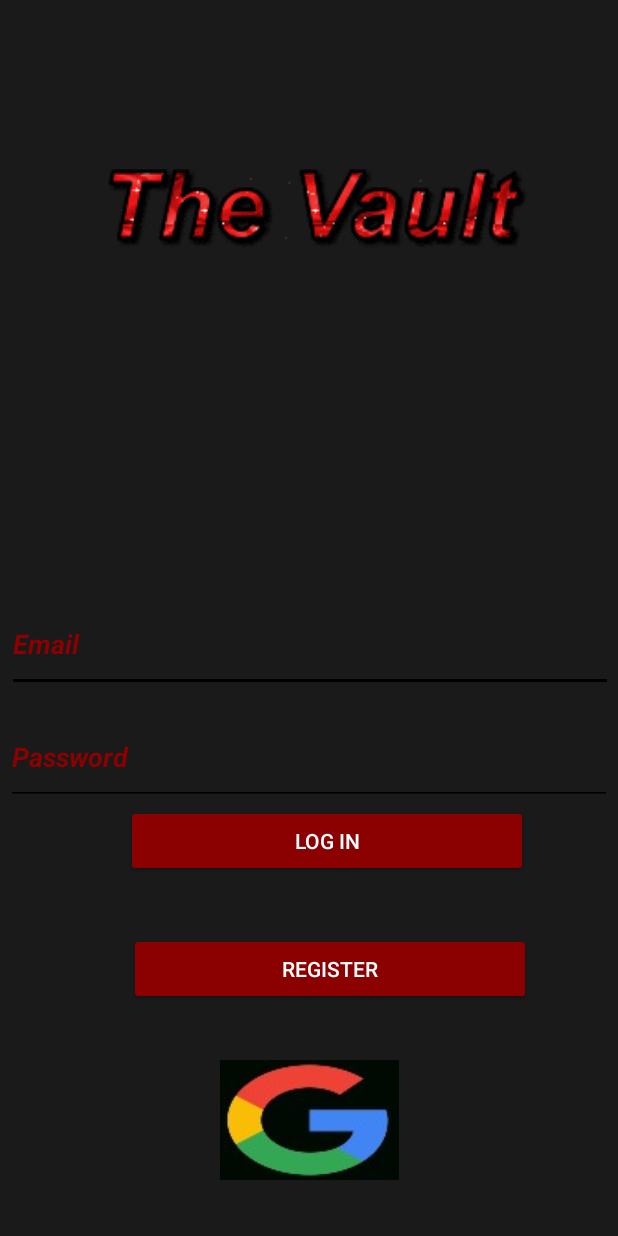
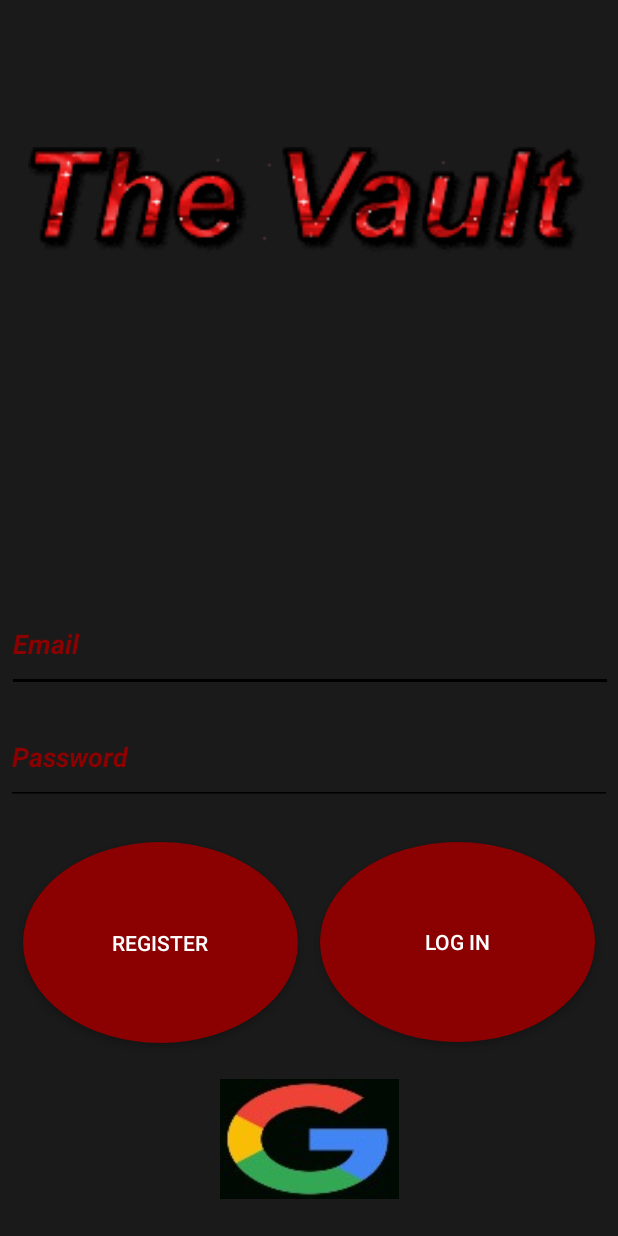
Before and after one commit to AnteZovko23/Senior-Design_Vault-Application, an Android app: the screen it shows after launch (LoginActivity), on a phone screen of 412 x 824 dp. Run offline under Robolectric (Android 15) with nearby library versions, the phone set to English and light mode, and no system bars; our stand-ins replace Firebase (no records; nobody signed in at launch, a user with empty details on screens opened directly).

Commit message:
Updated Login Page Design

```diff
--- a/Android Application with Webviews/app/src/main/java/com/example/webviewtest/LoginActivity.java
+++ b/Android Application with Webviews/app/src/main/java/com/example/webviewtest/LoginActivity.java
@@ -15,7 +15,10 @@ import android.text.TextUtils;
 import android.util.Log;
 import android.util.Patterns;
 import android.view.View;
+import android.view.animation.Animation;
+import android.view.animation.AnimationUtils;
 import android.widget.Button;
+import android.widget.LinearLayout;
 import android.widget.Toast;
 
 import com.example.webviewtest.databinding.ActivityLoginBinding;
@@ -275,4 +278,12 @@ public class LoginActivity extends AppCompatActivity {
         Intent intent = new Intent(this, MainActivity.class);
         startActivity(intent);
     }
+
+    private void runFadeAnimation() {
+        Animation a = AnimationUtils.loadAnimation(this, R.anim.slideinbottom);
+        a.reset();
+        LinearLayout ll = findViewById(R.id.loglayout);
+        ll.clearAnimation();
+        ll.startAnimation(a);
+    }
 }
--- /dev/null
+++ b/Android Application with Webviews/app/src/main/res/drawable/oval.xml
@@ -0,0 +1,13 @@
+<?xml version="1.0" encoding="utf-8"?>
+<selector xmlns:android="http://schemas.android.com/apk/res/android">
+    <item android:state_pressed="false">
+        <shape android:shape="oval">
+            <solid android:color="@color/DarkRed"/>
+        </shape>
+    </item>
+    <item android:state_pressed="true">
+        <shape android:shape="oval">
+            <solid android:color="@color/DarkRed"/>
+        </shape>
+    </item>
+</selector>
--- a/Android Application with Webviews/app/src/main/res/layout/activity_login.xml
+++ b/Android Application with Webviews/app/src/main/res/layout/activity_login.xml
@@ -2,8 +2,9 @@
 <androidx.constraintlayout.motion.widget.MotionLayout xmlns:android="http://schemas.android.com/apk/res/android"
     xmlns:app="http://schemas.android.com/apk/res-auto"
     xmlns:tools="http://schemas.android.com/tools"
-    android:layout_width="wrap_content"
-    android:layout_height="wrap_content"
+    android.id="@+id/loglayout"
+    android:layout_width="match_parent"
+    android:layout_height="match_parent"
     android:background="@color/gradBlack"
     android:orientation="vertical"
     app:layoutDescription="@xml/activity_login_scene"
@@ -53,25 +54,22 @@
         android:id="@+id/login"
         android:layout_width="268dp"
         android:layout_height="48dp"
+        android:layout_marginTop="480dp"
+        android:background="@drawable/oval"
         android:text="@string/log_in"
         app:backgroundTint="@color/DarkRed"
-        app:layout_constraintEnd_toEndOf="parent"
-        app:layout_constraintHorizontal_bias="0.5"
-        app:layout_constraintStart_toStartOf="parent"
-        app:layout_constraintTop_toTopOf="@+id/signUp" />
+        app:layout_constraintTop_toTopOf="@+id/signUp"
+        tools:layout_editor_absoluteX="71dp" />
 
     <Button
         android:id="@+id/signUp"
         android:layout_width="268dp"
         android:layout_height="48dp"
+        android:background="@drawable/oval"
         android:text="@string/sign_up"
         app:backgroundTint="@color/DarkRed"
-        app:layout_constraintBottom_toTopOf="@+id/gSignIn"
-        app:layout_constraintEnd_toEndOf="parent"
-        app:layout_constraintHorizontal_bias="0.5"
-        app:layout_constraintStart_toStartOf="parent"
-        app:layout_constraintTop_toBottomOf="@+id/login"
-        app:layout_constraintVertical_bias="0.784" />
+        tools:layout_editor_absoluteX="123dp"
+        tools:layout_editor_absoluteY="461dp" />
 
     <ImageButton
         android:id="@+id/gSignIn"
--- a/Android Application with Webviews/app/src/main/res/xml/activity_login_scene.xml
+++ b/Android Application with Webviews/app/src/main/res/xml/activity_login_scene.xml
@@ -13,24 +13,21 @@
 
     <ConstraintSet android:id="@+id/start">
         <Constraint
-            android:layout_height="48dp"
-            android:layout_width="268dp"
+            android:layout_height="133dp"
+            android:layout_width="183dp"
+            android:id="@+id/login"
+            motion:layout_constraintStart_toEndOf="@+id/signUp"
+            motion:layout_constraintEnd_toEndOf="parent"
             motion:layout_constraintTop_toBottomOf="@+id/password"
-            motion:layout_constraintStart_toStartOf="parent"
-            android:layout_marginLeft="80dp"
-            android:layout_marginStart="80dp"
-            android:id="@+id/login"
-            motion:layout_constraintEnd_toEndOf="parent"
-            android:layout_marginEnd="56dp"
-            android:layout_marginRight="56dp" />
+            motion:layout_constraintBottom_toTopOf="@+id/gSignIn" />
         <Constraint
-            motion:layout_editor_absoluteY="-3dp"
-            android:layout_height="279dp"
-            android:layout_width="281dp"
+            motion:layout_editor_absoluteY="48dp"
+            android:layout_height="267dp"
+            android:layout_width="374dp"
             android:id="@+id/imageView4"
             motion:layout_constraintStart_toStartOf="parent"
             motion:layout_constraintEnd_toEndOf="parent"
-            motion:layout_constraintHorizontal_bias="0.552" />
+            motion:layout_constraintHorizontal_bias="0.486" />
         <Constraint
             motion:layout_editor_absoluteY="171dp"
             android:layout_height="521dp"
@@ -38,15 +35,22 @@
             android:layout_width="403dp"
             android:id="@+id/imageView5" />
         <Constraint
-            motion:layout_constraintVertical_bias="0.784"
-            android:layout_height="48dp"
+            android:layout_height="134dp"
+            android:layout_width="183dp"
+            android:id="@+id/signUp"
             motion:layout_constraintStart_toStartOf="parent"
-            motion:layout_constraintBottom_toTopOf="@+id/gSignIn"
-            motion:layout_constraintHorizontal_bias="0.595"
+            motion:layout_constraintEnd_toStartOf="@+id/login"
+            motion:layout_constraintTop_toBottomOf="@+id/password"
+            motion:layout_constraintBottom_toTopOf="@+id/gSignIn" />
+        <Constraint
+            motion:layout_constraintVertical_bias="0.971"
+            android:layout_height="80dp"
+            motion:layout_constraintStart_toStartOf="parent"
+            motion:layout_constraintBottom_toBottomOf="parent"
             motion:layout_constraintEnd_toEndOf="parent"
-            android:layout_width="268dp"
-            motion:layout_constraintTop_toBottomOf="@+id/login"
-            android:id="@+id/signUp" />
+            android:layout_width="119dp"
+            motion:layout_constraintTop_toBottomOf="@+id/signUp"
+            android:id="@+id/gSignIn" />
     </ConstraintSet>
 
     <ConstraintSet android:id="@+id/end">
```
